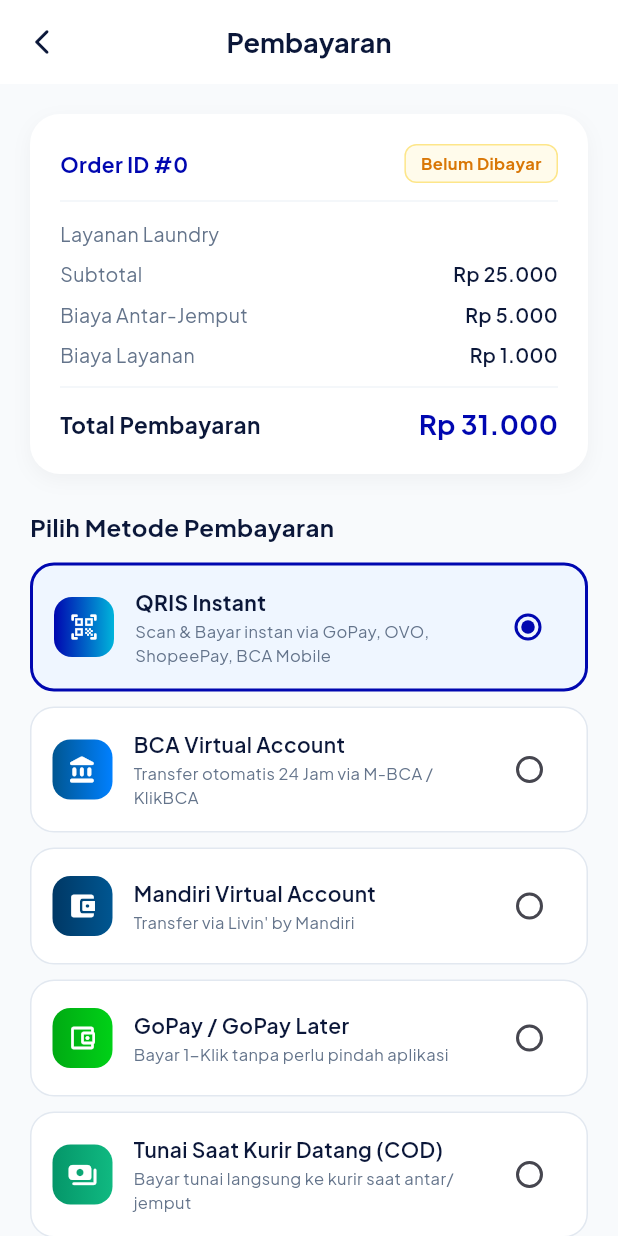
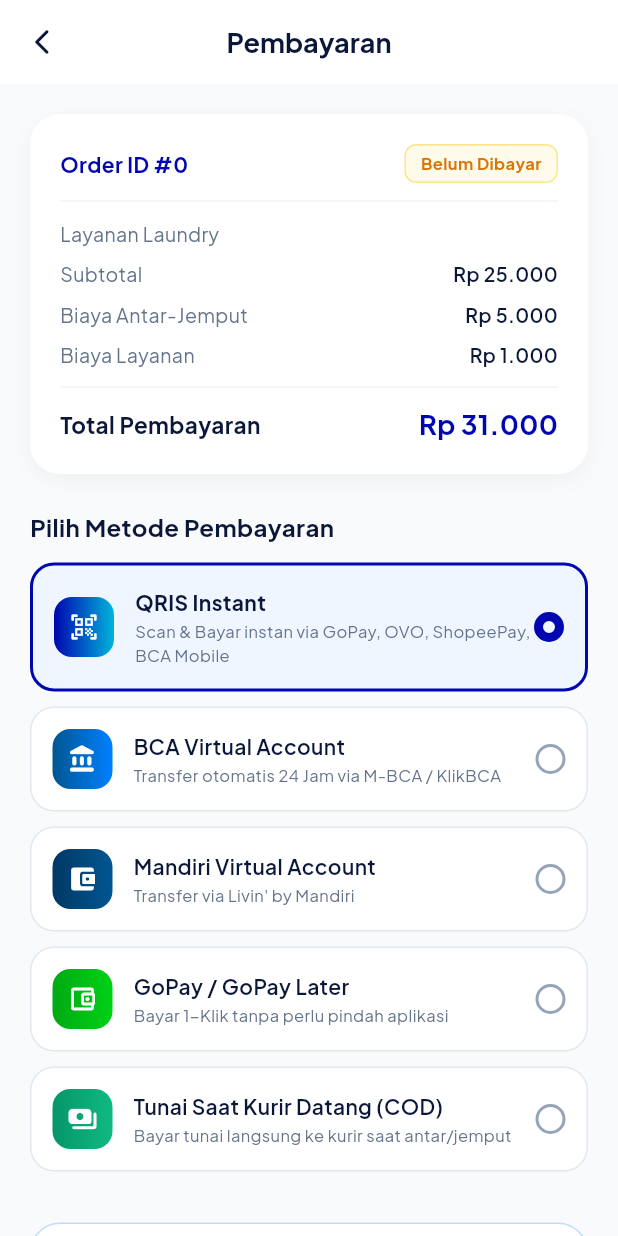
Before and after one commit to bntngridp/customer-myLaundry, a Flutter app: the PaymentView screen opened directly with empty values, after a tap on "QRIS Instant", on a phone screen of 412 x 824 dp. Run offline on Flutter 3.47's test engine with Material 3 defaults, Android fonts, the phone set to English and light mode, and no system bars; our stand-ins replace google_fonts, google_maps_flutter, google_sign_in, image_picker, shared_preferences; missing offline and left inert: dart:html; accounts and stored records are empty; network calls fail.

Commit message:
style(payment): refactor radio indicator and error builder to pass strict static analysis

```diff
--- a/lib/ui/features/payment/views/payment_view.dart
+++ b/lib/ui/features/payment/views/payment_view.dart
@@ -299,11 +299,16 @@
                 ],
               ),
             ),
-            Radio<String>(
-              value: method.id,
-              groupValue: vm.selectedMethod?.id,
-              activeColor: const Color(0xFF0007B0),
-              onChanged: (_) => vm.selectMethod(method),
+            Container(
+              width: 20,
+              height: 20,
+              decoration: BoxDecoration(
+                shape: BoxShape.circle,
+                border: Border.all(
+                  color: isSelected ? const Color(0xFF0007B0) : const Color(0xFF94A3B8),
+                  width: isSelected ? 6 : 2,
+                ),
+              ),
             ),
           ],
         ),
@@ -364,7 +369,7 @@
                 'https://api.qrserver.com/v1/create-qr-code/?size=180x180&data=MYLAUNDRY_ORDER_${widget.order.id}_$totalPrice',
                 width: 180,
                 height: 180,
-                errorBuilder: (_, __, ___) => const Icon(Icons.qr_code_2_rounded, size: 140, color: Color(0xFF0007B0)),
+                errorBuilder: (context, error, stackTrace) => const Icon(Icons.qr_code_2_rounded, size: 140, color: Color(0xFF0007B0)),
               ),
             ),
             const SizedBox(height: 12),
```
